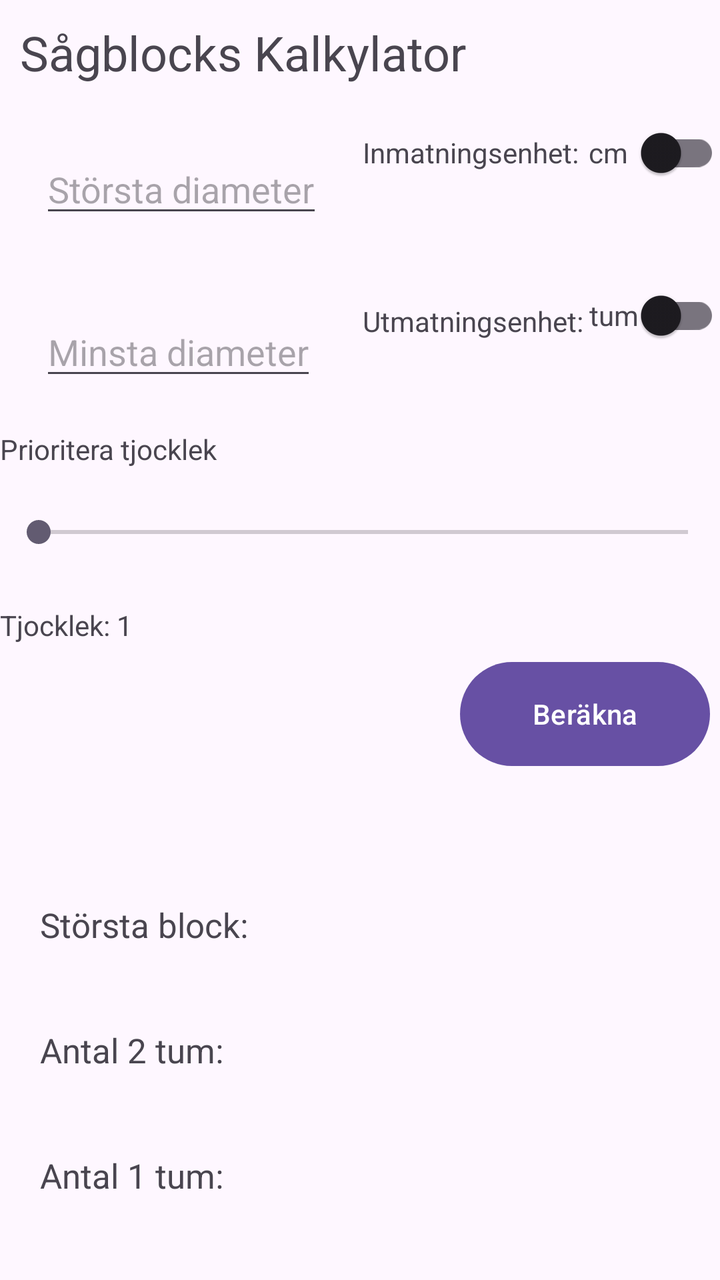
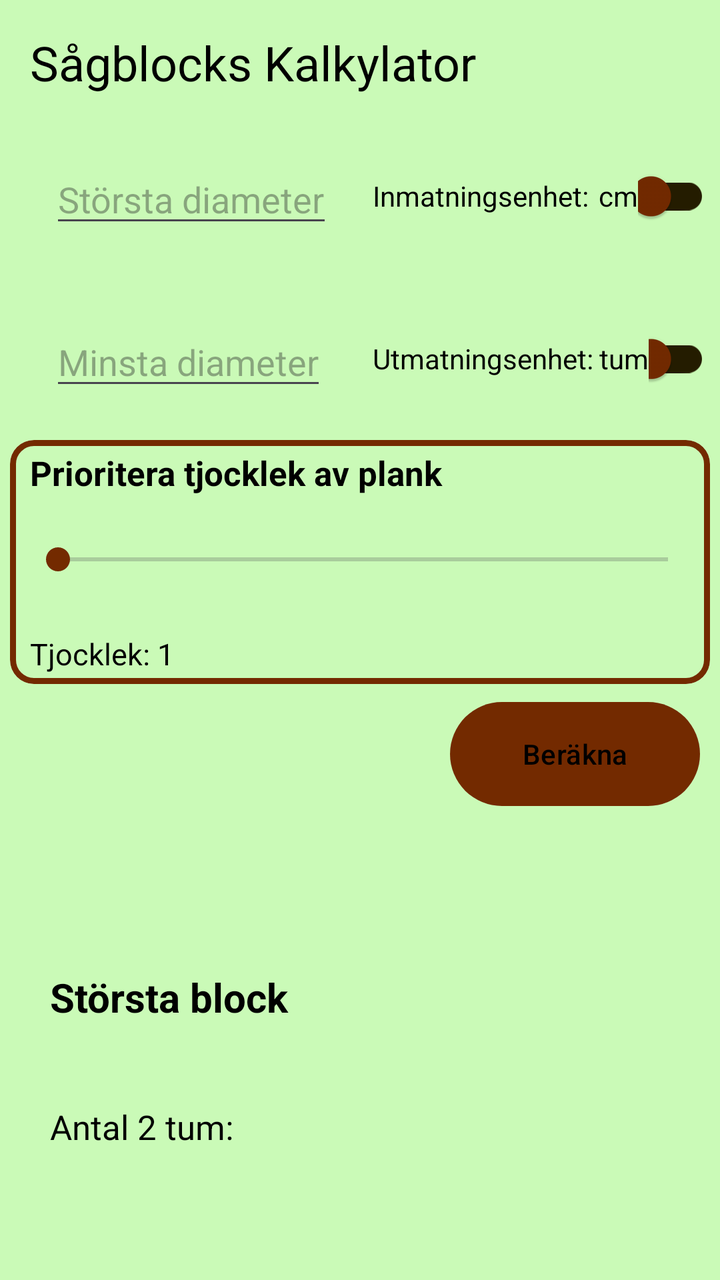

The first picture is an Android layout as it rendered before a commit; the second is the same layout after the commit. The layout source and the unified diff follow.
<!-- AndroidManifest.xml: application theme Theme.LogCalculator -->
<!-- res/layout/activity_main.xml -->
<?xml version="1.0" encoding="utf-8"?>
<LinearLayout
        xmlns:android="http://schemas.android.com/apk/res/android"
        xmlns:tools="http://schemas.android.com/tools"
        xmlns:app="http://schemas.android.com/apk/res-auto"
        android:id="@+id/main"
        android:layout_width="match_parent"
        android:layout_height="match_parent"
        android:orientation="vertical"
        tools:context=".MainActivity"

>

    <TextView
            android:layout_width="match_parent"
            android:layout_height="wrap_content"
            android:text="Sågblocks Kalkylator"
            app:layout_constraintBottom_toBottomOf="parent"
            app:layout_constraintStart_toStartOf="parent"
            app:layout_constraintEnd_toEndOf="parent"
            app:layout_constraintTop_toTopOf="parent" app:layout_constraintVertical_bias="0.049"
            android:textSize="24sp"
            android:layout_margin="10dp"
    />
    <LinearLayout
            android:orientation="horizontal"
            android:layout_width="match_parent"
            android:layout_height="wrap_content"
    >

        <EditText android:layout_width="wrap_content"
                  android:layout_height="wrap_content"
                  android:id="@+id/big_input"
                  android:hint="Största diameter"
                  android:layout_margin="20dp"
        />
        <TextView android:layout_width="wrap_content"
                  android:layout_height="wrap_content"
                  android:text="@string/inmatningsenhet"
                  android:layout_marginEnd="5dp"
        >

        </TextView>
        <TextView android:layout_width="wrap_content"
                  android:layout_height="wrap_content"
                  android:text="@string/cm"
                  android:id="@+id/inputUnit"
        >

        </TextView>
        <androidx.appcompat.widget.SwitchCompat
                android:layout_width="0dp"
                android:layout_height="wrap_content"
                android:id="@+id/input_switch"
                android:layout_weight="1"
                android:layout_marginTop="5dp"
                android:layout_gravity="end"

        />
    </LinearLayout>

    <LinearLayout android:layout_width="match_parent"
                  android:layout_height="wrap_content"
                  android:orientation="horizontal"
    >

        <EditText android:layout_width="wrap_content"
                  android:layout_height="wrap_content"
                  android:id="@+id/small_input"
                  android:hint="Minsta diameter"
                  android:layout_margin="20dp"
        />

        <TextView android:layout_width="wrap_content"
                  android:layout_height="wrap_content"
                  android:text="@string/utmatningsenhet"
                  android:layout_margin="3dp"
        >
        </TextView>
        <TextView android:layout_width="wrap_content"
                  android:layout_height="wrap_content"
                  android:text="@string/tum"
                  android:id="@+id/outputUnit"
        >
        </TextView>

        <androidx.appcompat.widget.SwitchCompat
                android:layout_width="0dp"
                android:layout_height="wrap_content"
                android:id="@+id/output_switch"
                android:layout_weight="1"
                android:layout_marginTop="5dp"
                android:layout_gravity="end"

        />

    </LinearLayout>

    <LinearLayout android:layout_width="match_parent"
                  android:layout_height="wrap_content"
                  android:orientation="horizontal"
    >


        <LinearLayout android:layout_width="match_parent"
                      android:layout_height="wrap_content"
                      android:orientation="vertical"
        >
            <TextView android:layout_width="match_parent"
                      android:layout_height="wrap_content"
                      android:text="Prioritera tjocklek"
            >

            </TextView>
            <SeekBar
                    android:layout_width="match_parent"
                    android:layout_height="40sp"
                    android:id="@+id/thickness_bar"
                    android:layout_weight="1"
                    android:layout_marginTop="12dp"
                    android:layout_marginBottom="12dp"
                    android:progress="1"

            />
            <TextView android:layout_width="match_parent"
                      android:layout_height="wrap_content"
                      android:layout_marginTop="5dp"
                      android:id="@+id/selected_thickness"
                      android:text="@string/selected_thickness"
            >

            </TextView>

        </LinearLayout>
    </LinearLayout>
    <Button android:layout_width="125dp"
            android:layout_height="60dp"
            android:layout_margin="5dp"
            android:layout_gravity="right"
            android:id="@+id/calculateLog"
            android:text="@string/calc"
    />
    <TextView android:layout_width="wrap_content"
              android:layout_height="wrap_content"
              android:layout_margin="10dp"
              android:id="@+id/textinput_error"
              android:textColor="#FF0000"
    />

    <TextView android:layout_width="wrap_content"
              android:layout_height="wrap_content"
              android:layout_margin="20dp"
              android:id="@+id/result"
              android:text="Största block: "
              android:textSize="17sp"
    />
    <TextView android:layout_width="wrap_content"
              android:layout_height="wrap_content"
              android:layout_margin="20dp"
              android:id="@+id/twoInch"
              android:text="Antal 2 tum: "
              android:textSize="17sp"

    />
    <TextView android:layout_width="wrap_content"
              android:layout_height="wrap_content"
              android:layout_margin="20dp"
              android:id="@+id/oneInch"
              android:text="Antal 1 tum: "
              android:textSize="17sp"

    />
    <TextView android:layout_width="wrap_content"
              android:layout_height="wrap_content"
              android:layout_margin="20dp"
              android:id="@+id/spill"
              android:text="Spill: "
              android:textSize="17sp"

    />


</LinearLayout>
<!-- resources referenced by this layout -->
<resources>
  <string name="calc">Beräkna</string>
  <string name="cm">cm</string>
  <string name="inmatningsenhet">Inmatningsenhet:</string>
  <string name="selected_thickness">Tjocklek: 1</string>
  <string name="tum">tum</string>
  <string name="utmatningsenhet">Utmatningsenhet:</string>
  <style name="Theme.LogCalculator" parent="Base.Theme.LogCalculator" />
  <style name="Base.Theme.LogCalculator" parent="Theme.Material3.DayNight.NoActionBar">
          
          
      </style>
</resources>

<!-- the commit's change to res/layout/activity_main.xml (unified diff, before → after) -->
@@ -8,6 +8,7 @@
         android:layout_height="match_parent"
         android:orientation="vertical"
         tools:context=".MainActivity"
+        android:padding="5dp"
 
 >
 
@@ -33,11 +34,13 @@
                   android:id="@+id/big_input"
                   android:hint="Största diameter"
                   android:layout_margin="20dp"
+                  android:inputType="numberDecimal"
         />
         <TextView android:layout_width="wrap_content"
                   android:layout_height="wrap_content"
                   android:text="@string/inmatningsenhet"
                   android:layout_marginEnd="5dp"
+                  android:layout_gravity="center_vertical"
         >
 
         </TextView>
@@ -45,6 +48,7 @@
                   android:layout_height="wrap_content"
                   android:text="@string/cm"
                   android:id="@+id/inputUnit"
+                  android:layout_gravity="center_vertical"
         >
 
         </TextView>
@@ -53,8 +57,9 @@
                 android:layout_height="wrap_content"
                 android:id="@+id/input_switch"
                 android:layout_weight="1"
-                android:layout_marginTop="5dp"
-                android:layout_gravity="end"
+                android:layout_gravity="center_vertical"
+                app:trackTint="@color/switchTrack"
+                app:thumbTint="@color/switchThumb"
 
         />
     </LinearLayout>
@@ -69,18 +74,22 @@
                   android:id="@+id/small_input"
                   android:hint="Minsta diameter"
                   android:layout_margin="20dp"
+                  android:inputType="numberDecimal"
+
         />
 
         <TextView android:layout_width="wrap_content"
                   android:layout_height="wrap_content"
                   android:text="@string/utmatningsenhet"
                   android:layout_margin="3dp"
+                  android:layout_gravity="center_vertical"
         >
         </TextView>
         <TextView android:layout_width="wrap_content"
                   android:layout_height="wrap_content"
                   android:text="@string/tum"
                   android:id="@+id/outputUnit"
+                  android:layout_gravity="center_vertical"
         >
         </TextView>
 
@@ -89,8 +98,10 @@
                 android:layout_height="wrap_content"
                 android:id="@+id/output_switch"
                 android:layout_weight="1"
-                android:layout_marginTop="5dp"
-                android:layout_gravity="end"
+                android:layout_gravity="center_vertical"
+                app:trackTint="@color/switchTrack"
+                app:thumbTint="@color/switchThumb"
+
 
         />
 
@@ -102,36 +113,52 @@
     >
 
 
-        <LinearLayout android:layout_width="match_parent"
-                      android:layout_height="wrap_content"
-                      android:orientation="vertical"
-        >
-            <TextView android:layout_width="match_parent"
-                      android:layout_height="wrap_content"
-                      android:text="Prioritera tjocklek"
-            >
-
-            </TextView>
-            <SeekBar
-                    android:layout_width="match_parent"
-                    android:layout_height="40sp"
-                    android:id="@+id/thickness_bar"
-                    android:layout_weight="1"
-                    android:layout_marginTop="12dp"
-                    android:layout_marginBottom="12dp"
-                    android:progress="1"
-
-            />
-            <TextView android:layout_width="match_parent"
-                      android:layout_height="wrap_content"
-                      android:layout_marginTop="5dp"
-                      android:id="@+id/selected_thickness"
-                      android:text="@string/selected_thickness"
-            >
-
-            </TextView>
-
-        </LinearLayout>
+        <com.google.android.material.card.MaterialCardView android:layout_width="match_parent"
+                                                           android:layout_height="wrap_content"
+                                                           app:strokeWidth="3dp"
+                                                           app:strokeColor="@color/edge"
+        >
+
+
+            <LinearLayout android:layout_width="match_parent"
+                          android:layout_height="wrap_content"
+                          android:orientation="vertical"
+                          android:padding="5dp">
+
+                <TextView android:layout_width="match_parent"
+                          android:layout_height="wrap_content"
+                          android:text="Prioritera tjocklek av plank"
+                          android:paddingLeft="5dp"
+                          android:textStyle="bold"
+                          android:textSize="17dp"
+
+                >
+
+                </TextView>
+                <SeekBar
+                        android:layout_width="match_parent"
+                        android:layout_height="40sp"
+                        android:id="@+id/thickness_bar"
+                        android:layout_weight="1"
+                        android:layout_marginTop="12dp"
+                        android:layout_marginBottom="12dp"
+                        android:progress="1"
+
+                />
+                <TextView android:layout_width="match_parent"
+                          android:layout_height="wrap_content"
+                          android:layout_marginTop="5dp"
+                          android:id="@+id/selected_thickness"
+                          android:text="@string/selected_thickness"
+                          android:textSize="15dp"
+                          android:paddingLeft="5dp"
+                >
+
+                </TextView>
+            </LinearLayout>
+        </com.google.android.material.card.MaterialCardView>
+
+
     </LinearLayout>
     <Button android:layout_width="125dp"
             android:layout_height="60dp"
@@ -143,41 +170,49 @@
     <TextView android:layout_width="wrap_content"
               android:layout_height="wrap_content"
               android:layout_margin="10dp"
+              android:padding="3dp"
               android:id="@+id/textinput_error"
-              android:textColor="#FF0000"
+              android:textColor="@color/errorRed"
+              android:textSize="20dp"
+              android:textStyle="bold"
     />
-
-    <TextView android:layout_width="wrap_content"
-              android:layout_height="wrap_content"
-              android:layout_margin="20dp"
-              android:id="@+id/result"
-              android:text="Största block: "
-              android:textSize="17sp"
-    />
-    <TextView android:layout_width="wrap_content"
-              android:layout_height="wrap_content"
-              android:layout_margin="20dp"
-              android:id="@+id/twoInch"
-              android:text="Antal 2 tum: "
-              android:textSize="17sp"
-
-    />
-    <TextView android:layout_width="wrap_content"
-              android:layout_height="wrap_content"
-              android:layout_margin="20dp"
-              android:id="@+id/oneInch"
-              android:text="Antal 1 tum: "
-              android:textSize="17sp"
-
-    />
-    <TextView android:layout_width="wrap_content"
-              android:layout_height="wrap_content"
-              android:layout_margin="20dp"
-              android:id="@+id/spill"
-              android:text="Spill: "
-              android:textSize="17sp"
-
-    />
+    <LinearLayout android:layout_width="match_parent" android:layout_height="match_parent"
+                  android:orientation="vertical"
+    >
+
+        <TextView android:layout_width="wrap_content"
+                  android:layout_height="wrap_content"
+                  android:layout_margin="20dp"
+                  android:id="@+id/result"
+                  android:text="Största block "
+                  android:textSize="20sp"
+                  android:textStyle="bold"
+        />
+        <TextView android:layout_width="wrap_content"
+                  android:layout_height="wrap_content"
+                  android:layout_margin="20dp"
+                  android:id="@+id/twoInch"
+                  android:text="Antal 2 tum: "
+                  android:textSize="17sp"
+
+        />
+        <TextView android:layout_width="wrap_content"
+                  android:layout_height="wrap_content"
+                  android:layout_margin="20dp"
+                  android:id="@+id/oneInch"
+                  android:text="Antal 1 tum: "
+                  android:textSize="17sp"
+
+        />
+        <TextView android:layout_width="wrap_content"
+                  android:layout_height="wrap_content"
+                  android:layout_margin="20dp"
+                  android:id="@+id/spill"
+                  android:text="Spill: "
+                  android:textSize="17sp"
+
+        />
+    </LinearLayout>
 
 
 </LinearLayout>
<!-- resource entries referenced after the edit -->
@@ -1,5 +1,9 @@
 <!-- resources referenced by this layout -->
 <resources>
+  <color name="edge">#732A00</color>
+  <color name="errorRed">#FF0000</color>
+  <color name="switchThumb">#732A00</color>
+  <color name="switchTrack">#241C00</color>
   <string name="calc">Beräkna</string>
   <string name="cm">cm</string>
   <string name="inmatningsenhet">Inmatningsenhet:</string>
@@ -10,6 +14,20 @@
   <style name="Base.Theme.LogCalculator" parent="Theme.Material3.DayNight.NoActionBar">
           
           
+          <item name="colorPrimary">@color/primaryLight</item>
+          <item name="colorOnPrimary">@color/black</item>
+          <item name="colorSecondary">@color/accentLight</item>
+          <item name="colorOnSecondary">@color/white</item>
+          <item name="colorSurface">@color/surfaceLight</item>
+          <item name="colorOnSurface">@color/white</item>
+          <item name="android:textColor">@color/black</item>
+          <item name="android:background">@color/background</item>
       </style>
+  <color name="primaryLight">#732A00</color>
+  <color name="black">#FF000000</color>
+  <color name="accentLight">#732A00</color>
+  <color name="white">#FFFFFFFF</color>
+  <color name="surfaceLight">#73000F</color>
+  <color name="background">#CAFAB7</color>
 </resources>
 
